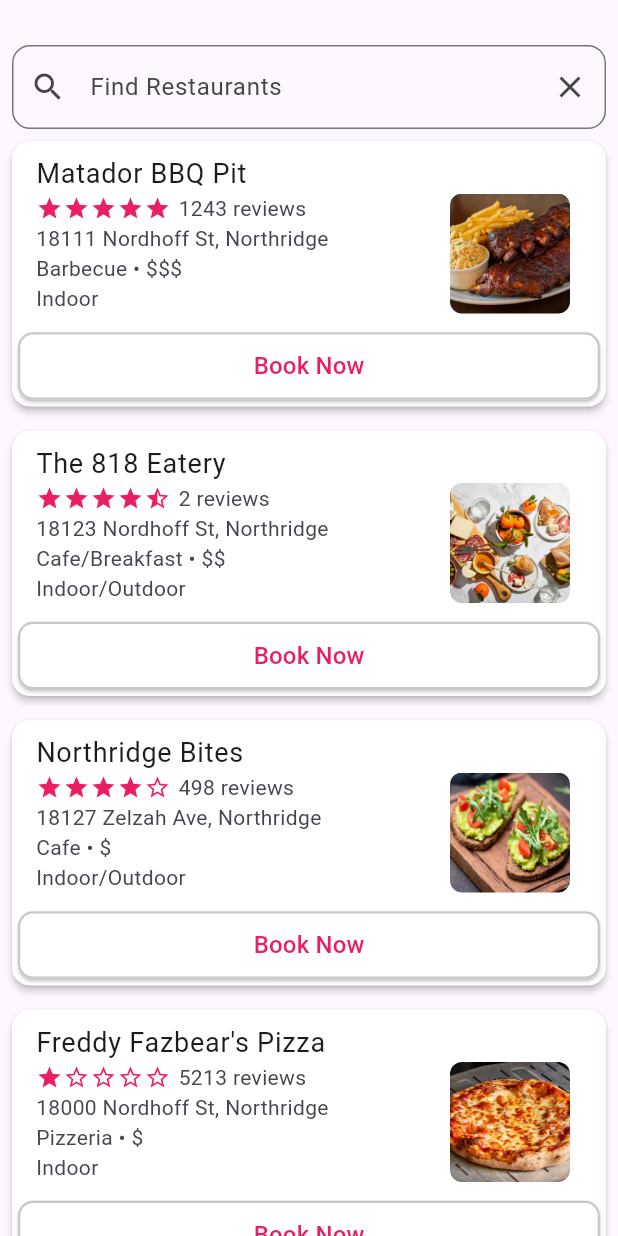
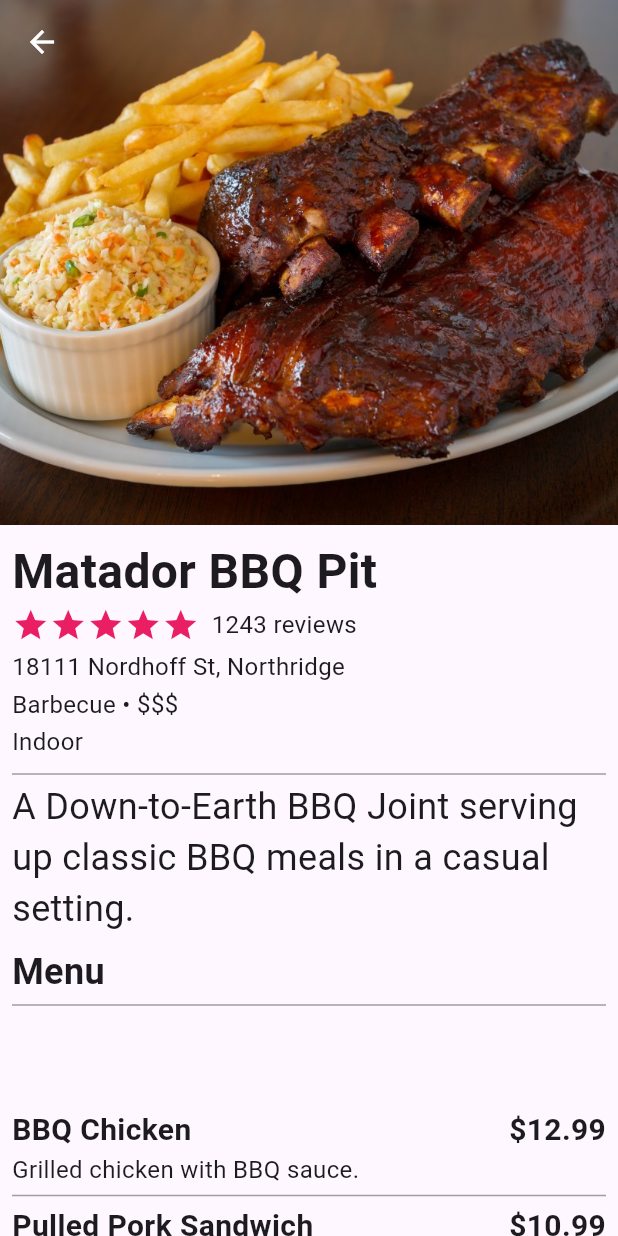
Before and after one commit to busterblake/Matador-Reservations, a Flutter app: the SearchPage screen opened directly, after a tap on "Book Now", on a phone screen of 412 x 824 dp. Run offline on Flutter 3.47's test engine with Material 3 defaults, Android fonts, the phone set to English and light mode, and no system bars; drawn by our look-alikes of flutter_rating; our stand-ins replace google_maps_flutter, quickalert, stylish_bottom_bar; missing offline and left inert: calendar_day_slot_navigator.

Commit message:
Expanded JSON, added menu_page

```diff
--- a/google_maps_in_flutter/lib/Assets/markers.json
+++ b/google_maps_in_flutter/lib/Assets/markers.json
@@ -3,6 +3,7 @@
     "id": "matador1",
     "title": "Matador BBQ Pit",
     "description": "This is a BBQ Restaurant",
+    "summary": "A Down-to-Earth BBQ Joint serving up classic BBQ meals in a casual setting.",
     "address": "18111 Nordhoff St, Northridge",
     "rating": 5.0,
     "reviews": 1243,
@@ -11,12 +12,30 @@
     "seating": "Indoor",
     "lat": 34.23796594969169,
     "lng": -118.53662856651358,
-    "image": "lib/Assets/BBQ.jpg"
+    "image": "lib/Assets/BBQ.jpg",
+    "menu": [
+      {
+        "name": "BBQ Chicken",
+        "price": 12.99,
+        "description": "Grilled chicken with BBQ sauce."
+      },
+      {
+        "name": "Pulled Pork Sandwich",
+        "price": 10.99,
+        "description": "Slow-cooked pulled pork on a bun."
+      },
+      {
+        "name": "Ribs",
+        "price": 15.99,
+        "description": "Tender ribs with house-made BBQ sauce."
+      }
+    ]
   },
   {
     "id": "matador2",
     "title": "The 818 Eatery",
     "description": "A small cafe/restaraunt",
+    "summary": "A cozy cafe with a few food options and a great place to relax.",
     "address": "18123 Nordhoff St, Northridge",
     "rating": 4.5,
     "reviews": 2,
@@ -25,12 +44,30 @@
     "seating": "Indoor/Outdoor",
     "lat": 34.23982826085725,
     "lng": -118.52539003612064,
-    "image": "lib/Assets/KC310124-27.jpg"
+    "image": "lib/Assets/KC310124-27.jpg",
+    "menu": [
+      {
+        "name": "Breakfast Burrito",
+        "price": 8.99,
+        "description": "Eggs, cheese, and salsa in a tortilla."
+      },
+      {
+        "name": "Avocado Toast",
+        "price": 7.99,
+        "description": "Smashed avocado on toasted bread."
+      },
+      {
+        "name": "Iced Coffee",
+        "price": 3.99,
+        "description": "Chilled coffee with milk and sugar."
+      }
+    ]
   },
   {
     "id": "matador3",
     "title": "Northridge Bites",
     "description": "Cafe with a few food options",
+    "summary": "A small cafe with a few food options and a great place to relax.",
     "address": "18127 Zelzah Ave, Northridge",
     "rating": 4.0,
     "reviews": 498,
@@ -39,12 +76,30 @@
     "seating": "Indoor/Outdoor",
     "lat": 34.24131729261727,
     "lng": -118.5296862650247,
-    "image": "lib/Assets/Bites.jpg"
+    "image": "lib/Assets/Bites.jpg",
+    "menu": [
+      {
+        "name": "Veggie Wrap",
+        "price": 6.99,
+        "description": "Fresh veggies wrapped in a tortilla."
+      },
+      {
+        "name": "Fruit Smoothie",
+        "price": 4.99,
+        "description": "Blended fruit smoothie with yogurt."
+      },
+      {
+        "name": "Chili Cheese Fries",
+        "price": 5.99,
+        "description": "Fries topped with chili and cheese."
+      }
+    ]
   },
   {
     "id": "matador4",
     "title": "Freddy Fazbear's Pizza",
     "description": "Har har har har har har har har",
+    "summary": "A family-friendly pizzeria with animatronic mascots, arcade games, and a fun atmosphere!",
     "address": "18000 Nordhoff St, Northridge",
     "rating": 1.0,
     "reviews": 5213,
@@ -53,26 +108,104 @@
     "seating": "Indoor",
     "lat": 34.2381180947572,
     "lng": -118.53078391029187,
-    "image": "lib/Assets/Pizza.jpg"
+    "image": "lib/Assets/Pizza.jpg",
+    "menu": [
+      {
+        "name": "Cheese Pizza",
+        "price": 9.99,
+        "description": "Classic cheese pizza with marinara sauce."
+      },
+      {
+        "name": "Pepperoni Pizza",
+        "price": 10.99,
+        "description": "Pepperoni pizza with mozzarella cheese."
+      },
+      {
+        "name": "Veggie Pizza",
+        "price": 11.99,
+        "description": "Pizza topped with fresh vegetables."
+      }
+    ]
   },
   {
     "id": "matador5",
     "title": "Beast Burger",
     "description": "This is a ghost kitchen",
+    "summary": "A ghost kitchen serving up burgers and fries, available for delivery only.",
     "address": "18103 Nordhoff St, Northridge",
     "rating": 0.5,
     "reviews": 15,
     "genre": "Hamburger",
     "price": "$$$",
-    "seating": "None",
+    "seating": "No Seating",
     "lat": 34.243181956884065,
     "lng": -118.52853961742417,
-    "image": "lib/Assets/burger1.jpg"
+    "image": "lib/Assets/burger1.jpg",
+    "menu": [
+      {
+        "name": "Classic Burger",
+        "price": 8.99,
+        "description": "Juicy beef patty with lettuce and tomato."
+      },
+      {
+        "name": "Cheeseburger",
+        "price": 9.99,
+        "description": "Beef patty with cheese, lettuce, and tomato."
+      },
+      {
+        "name": "Fries",
+        "price": 3.99,
+        "description": "Crispy fries served with ketchup."
+      }
+    ]
+  },
+  {
+    "id": "matador7",
+    "title": "Giordanacho's",
+    "description": "Italian nacho fusion, they just throw spaghetti on top of nachos",
+    "summary": "Classic Italian Kitchen serving up Italian Mexican dishes. The head chef does NOT know how to cook.",
+    "address": "18401 Nordhoff St, Northridge",
+    "rating": 2.5,
+    "reviews": 15,
+    "genre": "Italian Mexican",
+    "price": "$$",
+    "seating": "Indoor (Food Court)",
+    "lat": 34.2357274106314,
+    "lng": -118.53403046268451,
+    "image": "lib/Assets/giordanachos.png",
+    "menu": [
+      {
+        "name": "Nacho Mama's Spaghetti",
+        "price": 13.99,
+        "description": "Spaghetti topped with nacho cheese and jalapenos."
+      },
+      {
+        "name": "Classic Spaghachos",
+        "price": 15.99,
+        "description": "Nachos topped with spaghetti, marinara sauce, and mozzarella cheese."
+      },
+      {
+        "name": "Alfre-Don Julio Crunchip XXL",
+        "price": 49.99,
+        "description": "An oversized plate of nachos topped with Alfredo sauce, ground beef, and jalapenos."
+      },
+      {
+        "name": "Torta-llini",
+        "price": 5.99,
+        "description": "Nachos topped with tortellini and marinara sauce."
+      },
+      {
+        "name": "Pastaquitos",
+        "price": 7.99,
+        "description": "Nachos topped with pasta and cheese."
+      }
+    ]
   },
   {
     "id": "matador6",
     "title": "Burger",
     "description": "Burga.",
+    "summary": "Burger",
     "address": "ur mom's house",
     "rating": 5.0,
     "reviews": 498000,
@@ -81,6 +214,23 @@
     "seating": "Indoor (at your mom's house)",
     "lat": 34.235851007002424,
     "lng": -118.52350977257075,
-    "image": "lib/Assets/burger2.jpg"
+    "image": "lib/Assets/burger2.jpg",
+    "menu": [
+      {
+        "name": "Cheeseburger",
+        "price": 8.99,
+        "description": "Burger with cheese"
+      },
+      {
+        "name": "Double Cheeseburger",
+        "price": 10.99,
+        "description": "Like cheeseburger but double"
+      },
+      {
+        "name": "Veggie Burger",
+        "price": 9.99,
+        "description": "Like burger but veggie"
+      }
+    ]
   }
 ]
--- /dev/null
+++ b/google_maps_in_flutter/lib/menu_page.dart
@@ -0,0 +1,126 @@
+import 'package:flutter/material.dart';
+import 'package:flutter_rating/flutter_rating.dart';
+
+class MenuPage extends StatelessWidget {
+  final Map<String, dynamic> restaurant;
+
+  const MenuPage({super.key, required this.restaurant});
+
+  @override
+  Widget build(BuildContext context) {
+    return Scaffold(
+      extendBodyBehindAppBar: true,
+      appBar: AppBar(
+        elevation: 0.0,
+        backgroundColor: Colors.transparent,
+        foregroundColor: Colors.white,
+      ),
+      body: SingleChildScrollView(
+        child: Column(
+          crossAxisAlignment: CrossAxisAlignment.start,
+          children: [
+            Image.asset(
+              restaurant['image'],
+              fit: BoxFit.cover,
+              width: double.infinity,
+              height: 350.0,
+              alignment: Alignment.topCenter,
+            ),
+            Padding(
+              padding: const EdgeInsets.all(8.0),
+              child: Column(
+                crossAxisAlignment: CrossAxisAlignment.start,
+                children: [
+                  Text(
+                    restaurant['title'],
+                    style: const TextStyle(fontSize: 32.0, fontWeight: FontWeight.bold),
+                  ),
+                  Row(
+                    children: [
+                      StarRating(
+                        rating: restaurant['rating'],
+                        color: Colors.pink,
+                        size: 25.0,
+                      ),
+                      SizedBox(width: 8.0),
+                      Text('${restaurant['reviews']} reviews',
+                          style: const TextStyle(fontSize: 16.0)),
+                    ],
+                  ),
+                  const SizedBox(height: 4.0),
+                  Text(
+                    restaurant['address'],
+                    style: const TextStyle(fontSize: 16.0),
+                  ),
+                  const SizedBox(height: 2.0),
+                  Text(
+                    '${restaurant['genre']} • ${restaurant['price']}',
+                    style: const TextStyle(fontSize: 16.0),
+                  ),
+                  const SizedBox(height: 2.0),
+                  Text(
+                    restaurant['seating'],
+                    style: const TextStyle(fontSize: 16.0),
+                  ),
+                  const SizedBox(height: 5.0),
+                  Divider(
+                    color: Colors.grey[500],
+                    thickness: 1.0,
+                    height: 10.0,
+                  ),
+                  Text(
+                    restaurant['summary'],
+                    style: const TextStyle(fontSize: 24.0),
+                  ),
+                  const SizedBox(height: 8.0),
+                  Text('Menu',
+                      style: const TextStyle(fontSize: 24.0, fontWeight: FontWeight.bold)),
+                  Divider(
+                    color: Colors.grey[500],
+                    thickness: 1.0,
+                    height: 10.0,
+                  ),
+                  const SizedBox(height: 8.0),
+                  ListView.builder(
+                    shrinkWrap: true,
+                    physics: const NeverScrollableScrollPhysics(),
+                    itemCount: restaurant['menu'].length,
+                    itemBuilder: (context, index) {
+                      return Column(
+                        crossAxisAlignment: CrossAxisAlignment.start,
+                        children: [
+                          Row(
+                            children: [
+                              Text(
+                                restaurant['menu'][index]['name'],
+                                style: const TextStyle(fontSize: 20.0, fontWeight: FontWeight.bold),
+                              ),
+                              const Spacer(),
+                              Text(
+                                '\$${restaurant['menu'][index]['price']}',
+                                style: const TextStyle(fontSize: 20.0, fontWeight: FontWeight.bold),
+                              ),
+                            ],
+                          ),
+                          Text(
+                            restaurant['menu'][index]['description'],
+                            style: const TextStyle(fontSize: 16.0),
+                          ),
+                          Divider(
+                            color: Colors.grey[500],
+                            thickness: 1.0,
+                            height: 12.0,
+                          ),
+                        ],
+                      );
+                    },
+                  ),
+                ],
+              ),
+            ),
+          ],
+        ),
+      ),
+    );
+  }
+}
--- a/google_maps_in_flutter/lib/search_page.dart
+++ b/google_maps_in_flutter/lib/search_page.dart
@@ -2,6 +2,7 @@ import 'package:flutter/material.dart';
 import 'dart:convert';
 import 'package:flutter/services.dart' show rootBundle;
 import 'package:flutter_rating/flutter_rating.dart';
+import 'menu_page.dart';
 
 class SearchPage extends StatefulWidget {
   const SearchPage({super.key});
@@ -141,7 +142,12 @@ class RestaurantCards extends StatelessWidget {
             child: ElevatedButton(
               onPressed: () {
                 // Handle button press
-                print('Booked for ${restaurant['title']}');
+                Navigator.push(
+                  context,
+                  MaterialPageRoute(
+                    builder: (context) => MenuPage(restaurant: restaurant),
+                  ),
+                );
               },
 
               style: ButtonStyle(
--- a/google_maps_in_flutter/pubspec.yaml
+++ b/google_maps_in_flutter/pubspec.yaml
@@ -71,6 +71,7 @@ flutter:
     - lib/Assets/Pizza.jpg
     - lib/Assets/burger1.jpg
     - lib/Assets/burger2.jpg
+    - lib/Assets/giordanachos.png
 
   # The following line ensures that the Material Icons font is
   # included with your application, so that you can use the icons in
```
Also changed, not shown: google_maps_in_flutter/lib/Assets/giordanachos.png (added).
